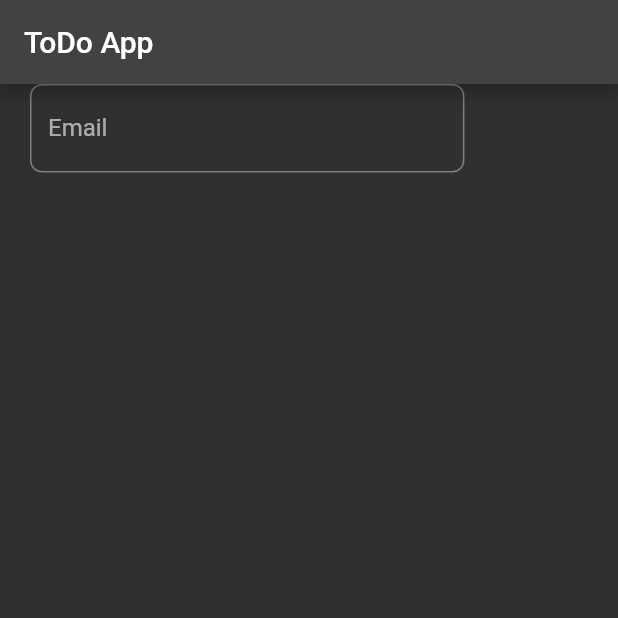
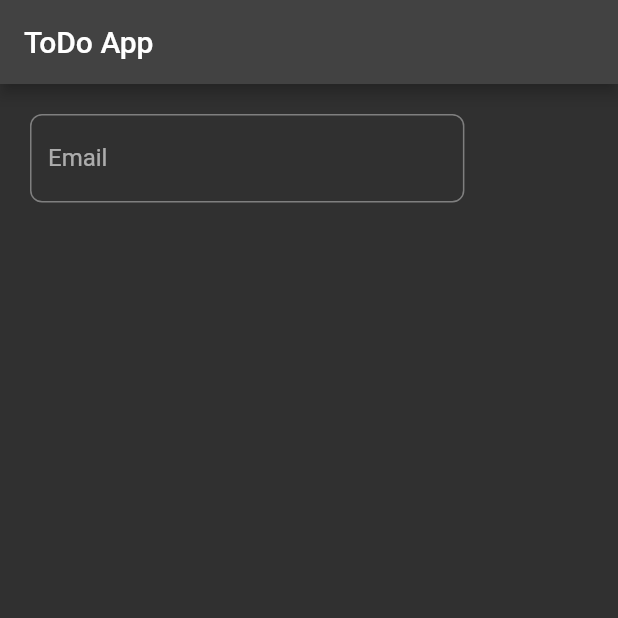
Before and after one commit to Haroon-Zafar/toDoApp, a Flutter app: the screen it shows after launch, on a phone screen of 412 x 824 dp, the top half of it. Run offline on Flutter 3.47's test engine with Material 2 defaults, Android fonts, the phone set to English and light mode, and no system bars; our stand-ins replace google_fonts.

Commit message:
Update authform.dart

```diff
--- a/lib/auth/authform.dart
+++ b/lib/auth/authform.dart
@@ -25,7 +25,8 @@ class _AuthFormState extends State<AuthForm> {
       child: ListView(
         children: [
           Container(
-            padding: const EdgeInsets.only(left: 20, right: 20),
+            padding:
+                const EdgeInsets.only(left: 20, right: 20, top: 20, bottom: 20),
             child: Form(
               // this key is for validating Form Data
               key: _formKey,
```
